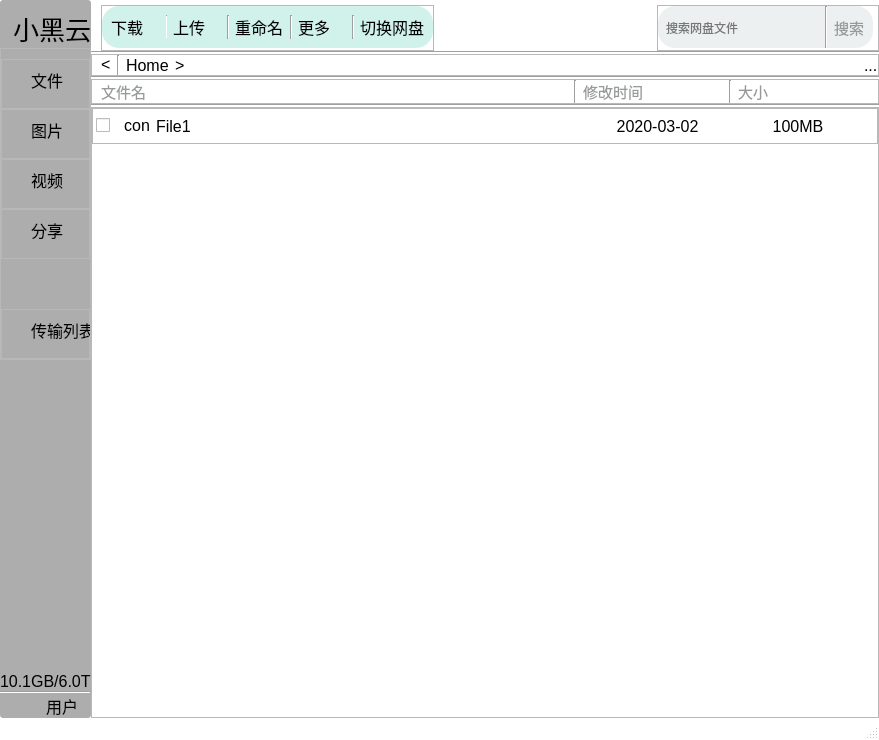
The window that SBCclient.ui (aibotez/SBCClientV2) describes before a commit, drawn with Qt 5.
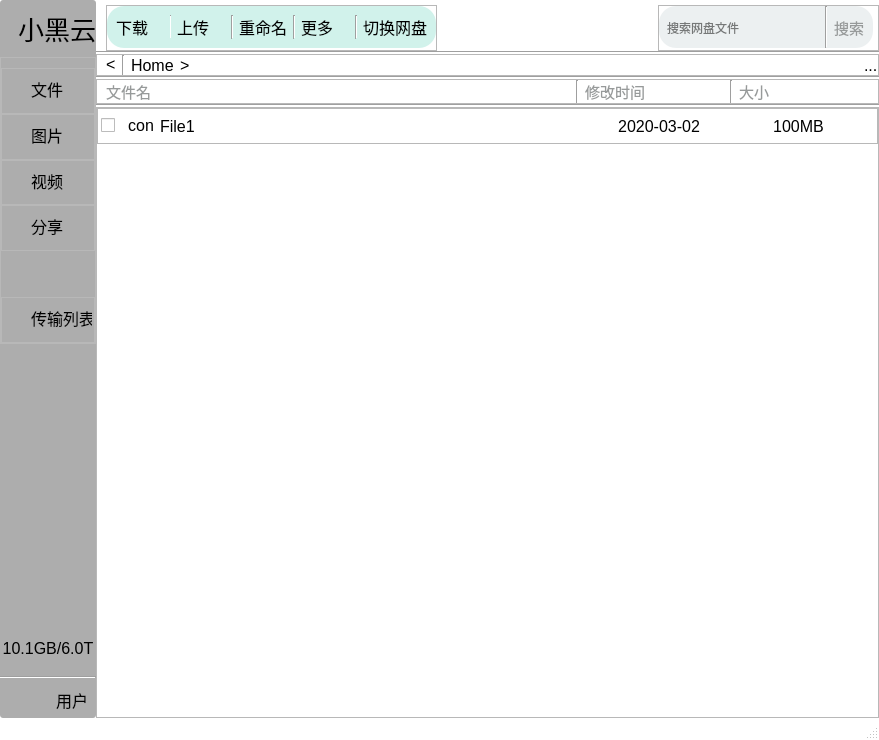
The same window after the commit. Icons and pictures are not drawn.

```diff
--- a/SBCclient.ui
+++ b/SBCclient.ui
@@ -95,7 +95,7 @@
         </property>
         <layout class="QVBoxLayout" name="verticalLayout_5">
          <property name="spacing">
-          <number>0</number>
+          <number>9</number>
          </property>
          <property name="leftMargin">
           <number>0</number>
@@ -327,6 +327,9 @@
              <property name="text">
               <string>10.1GB/6.0T</string>
              </property>
+             <property name="alignment">
+              <set>Qt::AlignCenter</set>
+             </property>
             </widget>
            </item>
            <item>
@@ -395,6 +398,12 @@
            <property name="spacing">
             <number>6</number>
            </property>
+           <property name="leftMargin">
+            <number>10</number>
+           </property>
+           <property name="bottomMargin">
+            <number>6</number>
+           </property>
            <item>
             <widget class="QLabel" name="label_usercon">
              <property name="maximumSize">
```
